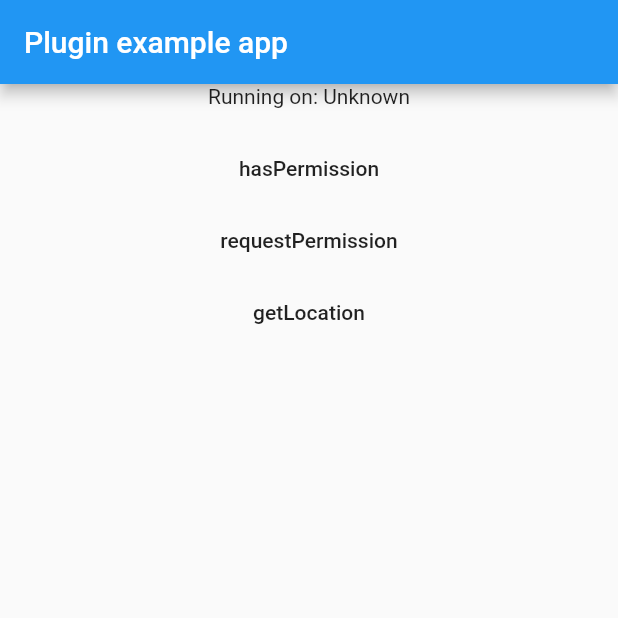
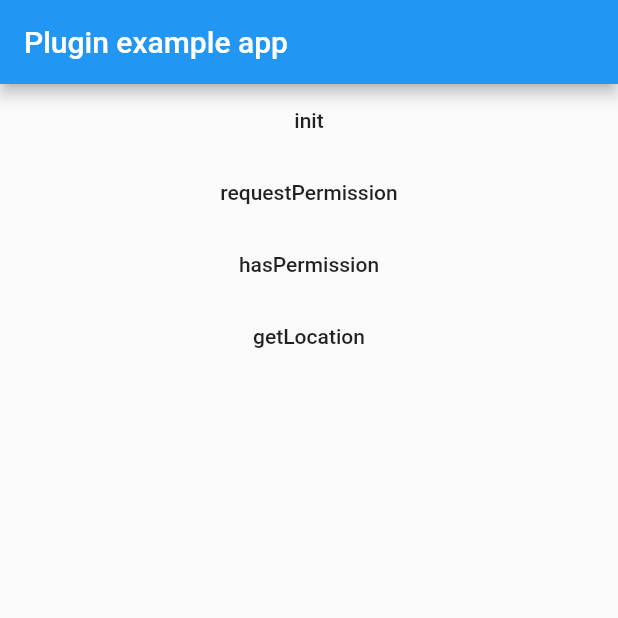
Before and after one commit to maxleexyz/tencent_location, a Flutter app: the screen it shows after launch, after a tap on "hasPermission", on a phone screen of 412 x 824 dp, the top half of it. Run offline on Flutter 3.47's test engine with Material 2 defaults, Android fonts, the phone set to English and light mode, and no system bars.

Commit message:
fix(init): Android 初始化修复

```diff
--- a/example/lib/main.dart
+++ b/example/lib/main.dart
@@ -13,8 +13,6 @@ class MyApp extends StatefulWidget {
 }
 
 class _MyAppState extends State<MyApp> {
-  String _platformVersion = 'Unknown';
-
   @override
   void initState() {
     super.initState();
@@ -22,8 +20,8 @@ class _MyAppState extends State<MyApp> {
   }
 
   // Platform messages are asynchronous, so we initialize in an async method.
-  Future<void> initPlatformState() async {
-    await TencentLocation().initLocation("YLOBZ-LU6EI-RCLGS-5K344-SA5U7-V7BAQ");
+  initPlatformState() {
+    TencentLocation().initLocation("YLOBZ-LU6EI-RCLGS-5K344-SA5U7-V7BAQ");
   }
 
   @override
@@ -36,12 +34,10 @@ class _MyAppState extends State<MyApp> {
         body: Center(
           child: Column(
             children: [
-              Text('Running on: $_platformVersion\n'),
               FlatButton(
-                child: Text("hasPermission"),
+                child: Text("init"),
                 onPressed: () async {
-                  final permission = await TencentLocation().hasPermission();
-                  debugPrint("hasPermission: ${permission.toString()}");
+                  await TencentLocation().initLocation("");
                 },
               ),
               FlatButton(
@@ -49,6 +45,13 @@ class _MyAppState extends State<MyApp> {
                 onPressed: () async {
                   final permission = await TencentLocation().requestPermission();
                   debugPrint("requestPermission: ${permission.toString()}");
+                },
+              ),
+              FlatButton(
+                child: Text("hasPermission"),
+                onPressed: () async {
+                  final permission = await TencentLocation().hasPermission();
+                  debugPrint("hasPermission: ${permission.toString()}");
                 },
               ),
               FlatButton(
--- a/lib/tencent_location.dart
+++ b/lib/tencent_location.dart
@@ -17,7 +17,8 @@ class TencentLocation {
   }
 
   Future initLocation(String apiKey) async {
-    await _methodChannel.invokeMapMethod('initLocation', apiKey);
+    final int result = await _methodChannel.invokeMethod('initLocation', apiKey);
+    return result;
   }
 
   Future<LocationData> getLocation() async {
```
Also changed, not shown: 1 other file.
